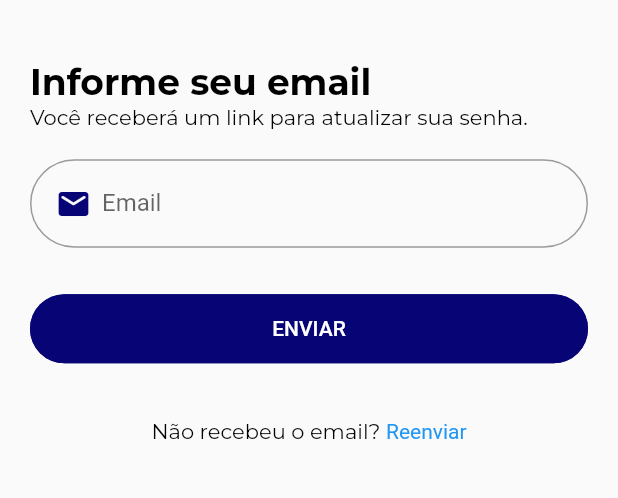
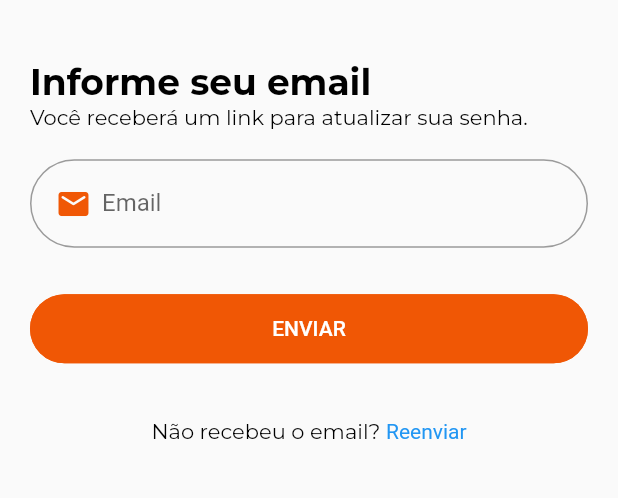
Before and after one commit to marcosvhd1/vendas, a Flutter app: the ResetPasswordScreen screen opened by its route, on a phone screen of 412 x 824 dp, the part 452-950 px from its top. Run offline on Flutter 3.47's test engine with Material 2 defaults, Android fonts, the phone set to English and light mode, and no system bars; our stand-ins replace cloud_firestore, firebase_auth, firebase_core, get, google_fonts, google_sign_in; accounts and stored records are empty.

Commit message:
Correções de cores

```diff
--- a/lib/src/themes/theme.dart
+++ b/lib/src/themes/theme.dart
@@ -12,17 +12,17 @@ class TTheme {
     brightness: Brightness.light,
     textTheme: TTextTheme.lightTextTheme,
     outlinedButtonTheme: TOutlinedButtonTheme.lightOutlinedButtonTheme,
-    elevatedButtonTheme: TElevatedButtonTheme.lightElevatedButtonTheme,
+    elevatedButtonTheme: TElevatedButtonTheme.elevatedButtonTheme,
     appBarTheme: TAppBarTheme.appBarTheme,
-    inputDecorationTheme: TTextFormFieldTheme.lightInputDecorationTheme,
+    inputDecorationTheme: TTextFormFieldTheme.inputDecorationTheme,
   );
 
   static ThemeData darkTheme = ThemeData(
     brightness: Brightness.dark,
     textTheme: TTextTheme.darkTextTheme,
     outlinedButtonTheme: TOutlinedButtonTheme.darkOutlinedButtonTheme,
-    elevatedButtonTheme: TElevatedButtonTheme.darkElevatedButtonTheme,
+    elevatedButtonTheme: TElevatedButtonTheme.elevatedButtonTheme,
     appBarTheme: TAppBarTheme.appBarTheme,
-    inputDecorationTheme: TTextFormFieldTheme.darkInputDecorationTheme,
+    inputDecorationTheme: TTextFormFieldTheme.inputDecorationTheme,
   );
 }
--- a/lib/src/themes/widgets/elevated_button_theme.dart
+++ b/lib/src/themes/widgets/elevated_button_theme.dart
@@ -4,18 +4,7 @@ import 'package:vendas/src/themes/colors/colors.dart';
 class TElevatedButtonTheme {
   TElevatedButtonTheme._();
 
-  static final lightElevatedButtonTheme = ElevatedButtonThemeData(
-    style: ElevatedButton.styleFrom(
-      elevation: 0,
-      shape: RoundedRectangleBorder(borderRadius: BorderRadius.circular(100)),
-      foregroundColor: tWhiteColor,
-      backgroundColor: tSecondaryColor,
-      side: const BorderSide(color: tSecondaryColor),
-      padding: const EdgeInsets.symmetric(vertical: 15),
-    ),
-  );
-
-  static final darkElevatedButtonTheme = ElevatedButtonThemeData(
+  static final elevatedButtonTheme = ElevatedButtonThemeData(
     style: ElevatedButton.styleFrom(
       elevation: 0,
       shape: RoundedRectangleBorder(borderRadius: BorderRadius.circular(100)),
--- a/lib/src/themes/widgets/text_form_field_theme.dart
+++ b/lib/src/themes/widgets/text_form_field_theme.dart
@@ -4,18 +4,7 @@ import 'package:vendas/src/themes/colors/colors.dart';
 class TTextFormFieldTheme {
   TTextFormFieldTheme._();
 
-  static InputDecorationTheme lightInputDecorationTheme = InputDecorationTheme(
-    border: OutlineInputBorder(borderRadius: BorderRadius.circular(100)),
-    prefixIconColor: tSecondaryColor,
-    suffixIconColor: tSecondaryColor,
-    floatingLabelStyle: const TextStyle(color: tSecondaryColor),
-    focusedBorder: OutlineInputBorder(
-      borderRadius: BorderRadius.circular(100),
-      borderSide: const BorderSide(width: 2, color: tSecondaryColor),
-    ),
-  );
-
-  static InputDecorationTheme darkInputDecorationTheme = InputDecorationTheme(
+  static InputDecorationTheme inputDecorationTheme = InputDecorationTheme(
     border: OutlineInputBorder(borderRadius: BorderRadius.circular(100)),
     prefixIconColor: tPrimaryColor,
     suffixIconColor: tPrimaryColor,
```
